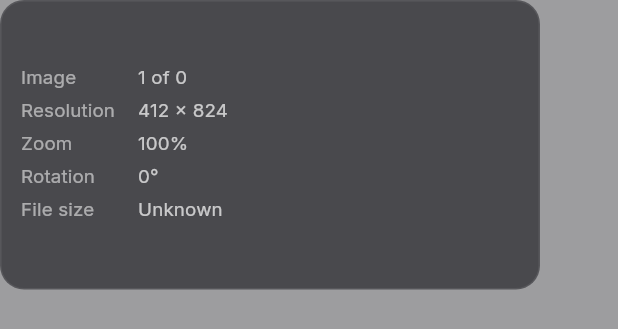
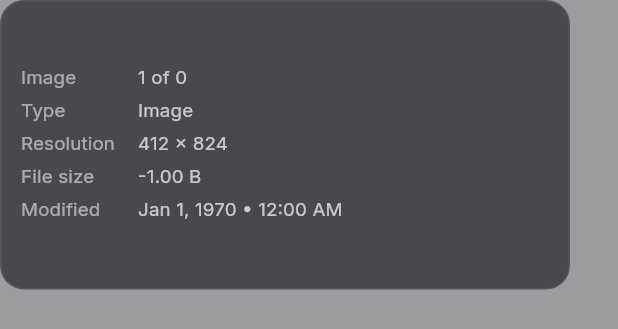
Before and after one commit to ShreyashKore/picavi, a Flutter app: the ImageInfoOverlay widget shown alone on an empty page, opened directly with empty values, on a phone screen of 412 x 824 dp. Shown: the top 329 px of the screen. Run offline on Flutter 3.47's test engine with Material 3 defaults, Android fonts, the phone set to English and light mode, and no system bars; our stand-ins replace flutter_svg, google_fonts; missing offline and left inert: exif, file_selector, window_manager.

Commit message:
add exif info viewing capability

```diff
--- /dev/null
+++ b/lib/viewer/domain/entities/image_metadata.dart
@@ -0,0 +1,191 @@
+import 'dart:io';
+
+import 'package:exif/exif.dart';
+import 'package:path/path.dart' as p;
+
+class ImageMetadata {
+  const ImageMetadata({
+    required this.typeLabel,
+    required this.fileSize,
+    required this.modifiedAt,
+    required this.capturedAt,
+    required this.camera,
+    required this.lens,
+    required this.focalLength,
+    required this.aperture,
+    required this.exposure,
+    required this.iso,
+    required this.embeddedResolution,
+  });
+
+  final String typeLabel;
+  final int? fileSize;
+  final DateTime? modifiedAt;
+  final DateTime? capturedAt;
+  final String? camera;
+  final String? lens;
+  final String? focalLength;
+  final String? aperture;
+  final String? exposure;
+  final String? iso;
+  final String? embeddedResolution;
+
+  static Future<ImageMetadata> load(String imagePath) async {
+    return _loadMetadata(imagePath);
+  }
+}
+
+Future<ImageMetadata> _loadMetadata(String imagePath) async {
+  final file = File(imagePath);
+  final extension = p.extension(imagePath).toLowerCase();
+
+  DateTime? modifiedAt;
+  int? fileSize;
+  try {
+    final stat = await file.stat();
+    modifiedAt = stat.modified;
+    fileSize = stat.size;
+  } on FileSystemException {
+    // Best effort only.
+  }
+
+  final tags = await _readExifTags(file, extension);
+  final make = _tagValue(tags, 'Image Make');
+  final model = _tagValue(tags, 'Image Model');
+  final lensModel = _tagValue(tags, 'EXIF LensModel');
+  final focalLength = _tagValue(tags, 'EXIF FocalLength');
+  final aperture = _tagValue(tags, 'EXIF FNumber');
+  final exposure = _tagValue(tags, 'EXIF ExposureTime');
+  final iso = _firstNonEmptyTagValue(tags, const [
+    'EXIF ISOSpeedRatings',
+    'EXIF PhotographicSensitivity',
+  ]);
+  final takenAt = _parseExifDate(
+    _firstNonEmptyTagValue(tags, const [
+      'EXIF DateTimeOriginal',
+      'EXIF DateTimeDigitized',
+      'Image DateTime',
+    ]),
+  );
+  final width = _parseDimension(tags, const [
+    'EXIF ExifImageWidth',
+    'Image ImageWidth',
+  ]);
+  final height = _parseDimension(tags, const [
+    'EXIF ExifImageLength',
+    'Image ImageLength',
+  ]);
+
+  return ImageMetadata(
+    typeLabel: _typeLabel(extension),
+    fileSize: fileSize,
+    modifiedAt: modifiedAt,
+    capturedAt: takenAt,
+    camera: _joinParts([make, model]),
+    lens: lensModel,
+    focalLength: focalLength,
+    aperture: aperture == null ? null : 'f/$aperture',
+    exposure: exposure,
+    iso: iso == null ? null : 'ISO $iso',
+    embeddedResolution: width != null && height != null
+        ? '$width × $height'
+        : null,
+  );
+}
+
+Future<Map<String, IfdTag>> _readExifTags(File file, String extension) async {
+  if (extension == '.svg') {
+    return const <String, IfdTag>{};
+  }
+
+  try {
+    final bytes = await file.readAsBytes();
+    return readExifFromBytes(bytes);
+  } on FileSystemException {
+    return const <String, IfdTag>{};
+  } catch (_) {
+    return const <String, IfdTag>{};
+  }
+}
+
+String? _tagValue(Map<String, IfdTag> tags, String key) {
+  final value = tags[key]?.printable.trim();
+  if (value == null || value.isEmpty) {
+    return null;
+  }
+
+  return value;
+}
+
+String? _firstNonEmptyTagValue(Map<String, IfdTag> tags, List<String> keys) {
+  for (final key in keys) {
+    final value = _tagValue(tags, key);
+    if (value != null) {
+      return value;
+    }
+  }
+
+  return null;
+}
+
+int? _parseDimension(Map<String, IfdTag> tags, List<String> keys) {
+  final rawValue = _firstNonEmptyTagValue(tags, keys);
+  if (rawValue == null) {
+    return null;
+  }
+
+  final match = RegExp(r'\d+').firstMatch(rawValue);
+  if (match == null) {
+    return null;
+  }
+
+  return int.tryParse(match.group(0)!);
+}
+
+DateTime? _parseExifDate(String? rawValue) {
+  if (rawValue == null || rawValue.isEmpty) {
+    return null;
+  }
+
+  final sanitized = rawValue.replaceFirstMapped(
+    RegExp(r'^(\d{4}):(\d{2}):(\d{2})'),
+    (match) => '${match[1]}-${match[2]}-${match[3]}',
+  );
+
+  return DateTime.tryParse(sanitized);
+}
+
+String _typeLabel(String extension) {
+  switch (extension) {
+    case '.jpg':
+    case '.jpeg':
+      return 'JPEG';
+    case '.png':
+      return 'PNG';
+    case '.gif':
+      return 'GIF';
+    case '.bmp':
+      return 'BMP';
+    case '.webp':
+      return 'WebP';
+    case '.ico':
+      return 'ICO';
+    case '.svg':
+      return 'SVG vector';
+    default:
+      return extension.isEmpty
+          ? 'Image'
+          : extension.replaceFirst('.', '').toUpperCase();
+  }
+}
+
+String? _joinParts(Iterable<String?> parts) {
+  final res = parts
+      .whereType<String>()
+      .where((part) => part.isNotEmpty)
+      .join(' ');
+  if (res.trim().isEmpty) {
+    return null;
+  }
+  return res;
+}
--- a/lib/viewer/presentation/widgets/image_info_overlay.dart
+++ b/lib/viewer/presentation/widgets/image_info_overlay.dart
@@ -1,11 +1,11 @@
-import 'dart:io';
-
 import 'package:flutter/material.dart';
+import 'package:intl/intl.dart';
 
 import '../../../core/theme/app_colors.dart';
+import '../../domain/entities/image_metadata.dart';
 import 'interactive_image_viewer.dart';
 
-class ImageInfoOverlay extends StatelessWidget {
+class ImageInfoOverlay extends StatefulWidget {
   const ImageInfoOverlay({
     super.key,
     required this.imagePath,
@@ -22,13 +22,40 @@ class ImageInfoOverlay extends StatelessWidget {
   final InteractiveImageViewerValue viewState;
 
   @override
+  State<ImageInfoOverlay> createState() => _ImageInfoOverlayState();
+}
+
+class _ImageInfoOverlayState extends State<ImageInfoOverlay> {
+  late Future<ImageMetadata> _metadataFuture;
+
+  @override
+  void initState() {
+    super.initState();
+    _metadataFuture = ImageMetadata.load(widget.imagePath);
+  }
+
+  @override
+  void didUpdateWidget(covariant ImageInfoOverlay oldWidget) {
+    super.didUpdateWidget(oldWidget);
+    if (oldWidget.imagePath != widget.imagePath) {
+      _metadataFuture = ImageMetadata.load(widget.imagePath);
+    }
+  }
+
+  @override
   Widget build(BuildContext context) {
-    final imageSize = viewState.imageInfo?.pixelSize;
-    final rotationDegrees = (viewState.rotationQuarterTurns % 4) * 90;
-    final fileSize = _readFileLength(imagePath);
+    final runtimeResolution = widget.viewState.imageInfo?.pixelSize;
+
+    return FutureBuilder<ImageMetadata>(
+      future: _metadataFuture,
+      builder: (context, snapshot) {
+        final metadata = snapshot.data;
+        final resolutionLabel = runtimeResolution == null
+            ? metadata?.embeddedResolution ?? 'Loading…'
+            : '${runtimeResolution.width.round()} × ${runtimeResolution.height.round()}';
 
         return ConstrainedBox(
-      constraints: const BoxConstraints(maxWidth: 360),
+          constraints: const BoxConstraints(maxWidth: 380),
           child: DecoratedBox(
             decoration: BoxDecoration(
               color: AppColors.topOverlay,
@@ -47,36 +74,55 @@ class ImageInfoOverlay extends StatelessWidget {
                   crossAxisAlignment: CrossAxisAlignment.start,
                   children: [
                     Text(
-                  fileName,
+                      widget.fileName,
                       maxLines: 1,
                       overflow: TextOverflow.ellipsis,
-                  style: Theme.of(
-                    context,
-                  ).textTheme.titleSmall?.copyWith(fontWeight: FontWeight.w700),
+                      style: Theme.of(context).textTheme.titleSmall?.copyWith(
+                        fontWeight: FontWeight.w700,
+                      ),
                     ),
                     const SizedBox(height: 10),
                     _InfoLine(
                       label: 'Image',
-                  value: '${currentIndex + 1} of $imageCount',
+                      value:
+                          '${widget.currentIndex + 1} of ${widget.imageCount}',
                     ),
-                _InfoLine(
-                  label: 'Resolution',
-                  value: imageSize == null
-                      ? 'Loading…'
-                      : '${imageSize.width.round()} × ${imageSize.height.round()}',
-                ),
-                _InfoLine(
-                  label: 'Zoom',
-                  value: '${viewState.zoomPercent.toStringAsFixed(0)}%',
-                ),
-                _InfoLine(label: 'Rotation', value: '$rotationDegrees°'),
+                    _InfoLine(label: 'Type', value: metadata?.typeLabel ?? ''),
+                    _InfoLine(label: 'Resolution', value: resolutionLabel),
                     _InfoLine(
                       label: 'File size',
-                  value: fileSize == null ? 'Unknown' : _formatBytes(fileSize),
+                      value: metadata?.fileSize == null
+                          ? 'Unknown'
+                          : _formatBytes(metadata!.fileSize!),
                     ),
+                    if (metadata?.capturedAt != null)
+                      _InfoLine(
+                        label: 'Captured',
+                        value: _formatDateTime(metadata!.capturedAt!),
+                      ),
+                    if (metadata?.modifiedAt != null)
+                      _InfoLine(
+                        label: 'Modified',
+                        value: _formatDateTime(metadata!.modifiedAt!),
+                      ),
+                    if (metadata?.camera != null)
+                      _InfoLine(label: 'Camera', value: metadata!.camera!),
+                    if (metadata?.lens != null)
+                      _InfoLine(label: 'Lens', value: metadata!.lens!),
+                    if (metadata?.focalLength != null)
+                      _InfoLine(
+                        label: 'Focal length',
+                        value: metadata!.focalLength!,
+                      ),
+                    if (metadata?.aperture != null)
+                      _InfoLine(label: 'Aperture', value: metadata!.aperture!),
+                    if (metadata?.exposure != null)
+                      _InfoLine(label: 'Exposure', value: metadata!.exposure!),
+                    if (metadata?.iso != null)
+                      _InfoLine(label: 'ISO', value: metadata!.iso!),
                     const SizedBox(height: 8),
                     Text(
-                  imagePath,
+                      widget.imagePath,
                       maxLines: 3,
                       overflow: TextOverflow.ellipsis,
                       style: Theme.of(
@@ -89,32 +135,8 @@ class ImageInfoOverlay extends StatelessWidget {
             ),
           ),
         );
-  }
-
-  static int? _readFileLength(String path) {
-    try {
-      return File(path).lengthSync();
-    } on FileSystemException {
-      return null;
-    }
-  }
-
-  static String _formatBytes(int bytes) {
-    const suffixes = ['B', 'KB', 'MB', 'GB', 'TB'];
-    var value = bytes.toDouble();
-    var suffixIndex = 0;
-
-    while (value >= 1024 && suffixIndex < suffixes.length - 1) {
-      value /= 1024;
-      suffixIndex += 1;
-    }
-
-    final fractionDigits = value >= 100
-        ? 0
-        : value >= 10
-        ? 1
-        : 2;
-    return '${value.toStringAsFixed(fractionDigits)} ${suffixes[suffixIndex]}';
+      },
+    );
   }
 }
 
@@ -146,3 +168,25 @@ class _InfoLine extends StatelessWidget {
     );
   }
 }
+
+String _formatDateTime(DateTime value) {
+  return DateFormat('MMM d, y • h:mm a').format(value);
+}
+
+String _formatBytes(int bytes) {
+  const suffixes = ['B', 'KB', 'MB', 'GB', 'TB'];
+  var value = bytes.toDouble();
+  var suffixIndex = 0;
+
+  while (value >= 1024 && suffixIndex < suffixes.length - 1) {
+    value /= 1024;
+    suffixIndex += 1;
+  }
+
+  final fractionDigits = value >= 100
+      ? 0
+      : value >= 10
+      ? 1
+      : 2;
+  return '${value.toStringAsFixed(fractionDigits)} ${suffixes[suffixIndex]}';
+}
--- a/pubspec.yaml
+++ b/pubspec.yaml
@@ -36,6 +36,7 @@ dependencies:
   # The following adds the Cupertino Icons font to your application.
   # Use with the CupertinoIcons class for iOS style icons.
   cupertino_icons: ^1.0.8
+  exif: ^3.3.0
   file_selector: ^1.0.3
   google_fonts: ^6.3.0
   flutter_svg: ^2.1.0
```
Also changed, not shown: pubspec.lock. Lines whose indentation alone changed are shown as unchanged.
